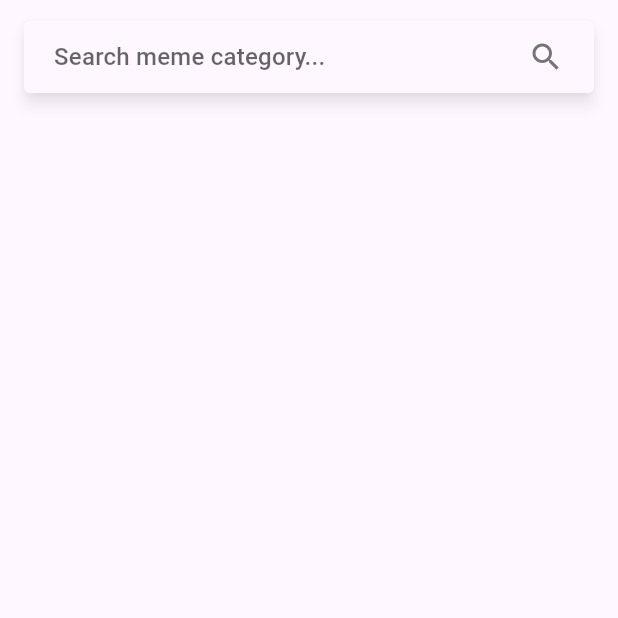
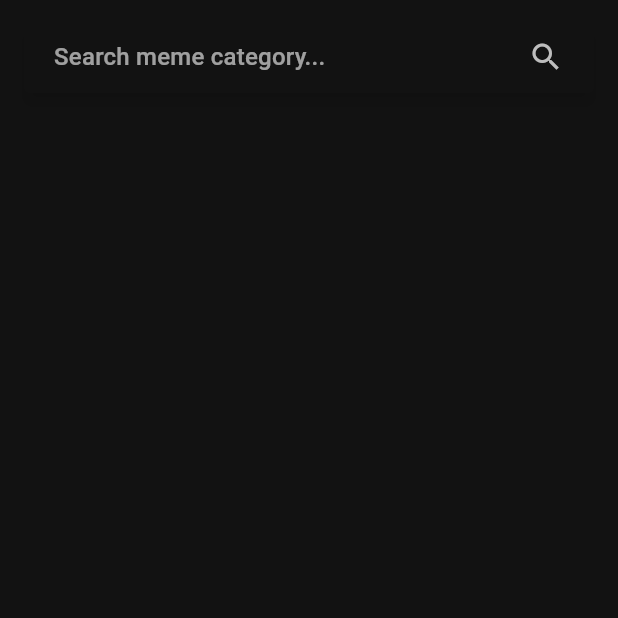
Before and after one commit to Chelsea747/flutterfinalproject, a Flutter app: the screen it shows after launch, on a phone screen of 412 x 824 dp, the top half of it. Run offline on Flutter 3.47's test engine with Material 2 defaults, Android fonts, the phone set to English and light mode, and no system bars; drawn by our look-alikes of material_floating_search_bar.

Commit message:
added dark theme, updated the colors

```diff
--- a/lib/main.dart
+++ b/lib/main.dart
@@ -7,9 +7,14 @@ import 'package:flutter/material.dart';
 import 'dart:convert';
 import 'package:http/http.dart' as http;
 
+// target: https://cdn.dribbble.com/users/745402/screenshots/9317698/media/9a8bf1434f4ddbe4fbaabb6f9f253791.png?compress=1&resize=1000x750&vertical=top
+
 main() => runApp(MaterialApp(
       home: HomePage(),
-      theme: ThemeData(useMaterial3: true),
+      theme: ThemeData(
+        useMaterial3: true,
+        colorScheme: ColorScheme.dark(),
+      ),
     ));
 
 class HomePage extends StatefulWidget {
@@ -26,12 +31,16 @@ class _HomePageState extends State<HomePage> {
 
   /// list of suggestions
   List<String> subreddits = [
-    'memes',
-    'dankmemes',
-    'wholesomememes',
-    'funny',
-    'meirl',
-    'memeeconomy',
+    'Pics',
+    'DamnThatsInteresting',
+    'Wallpapers',
+    'Art',
+    'ProgrammerHumor',
+    'Memes',
+    'DankMemes',
+    'WholesomeMemes',
+    'Funny',
+    'Meirl',
   ];
 
   @override
@@ -85,9 +94,7 @@ class _HomePageState extends State<HomePage> {
       // Specify a custom transition to be used for
       // animating between opened and closed stated.
       transition: CircularFloatingSearchBarTransition(),
-      actions: [
-        FloatingSearchBarAction.searchToClear(showIfClosed: true),
-      ],
+      actions: [FloatingSearchBarAction.searchToClear(showIfClosed: true)],
 
       /// The list of suggestions to be shown in the search bar.
       builder: (context, transition) {
@@ -98,7 +105,7 @@ class _HomePageState extends State<HomePage> {
             children: List.generate(
               subreddits.length,
               (index) => Container(
-                color: Colors.accents[index].shade100,
+                color: Colors.primaries[index % Colors.primaries.length],
                 child: ListTile(
                   title: Text(
                     subreddits[index],
@@ -119,14 +126,11 @@ class _HomePageState extends State<HomePage> {
   }
 
   void getMeme(String query) {
-    //printing here also works
-    print(query);
-    Uri uri = Uri.parse('https://meme-api.herokuapp.com/gimme/$query/30');
+    Uri uri = Uri.parse(
+        'https://meme-api.herokuapp.com/gimme/${query.toLowerCase()}/30');
 
     http.get(uri).then((response) {
       var json = jsonDecode(response.body);
-
-      print(uri);
 
       memes.clear();
       for (var meme in json['memes']) {
```
